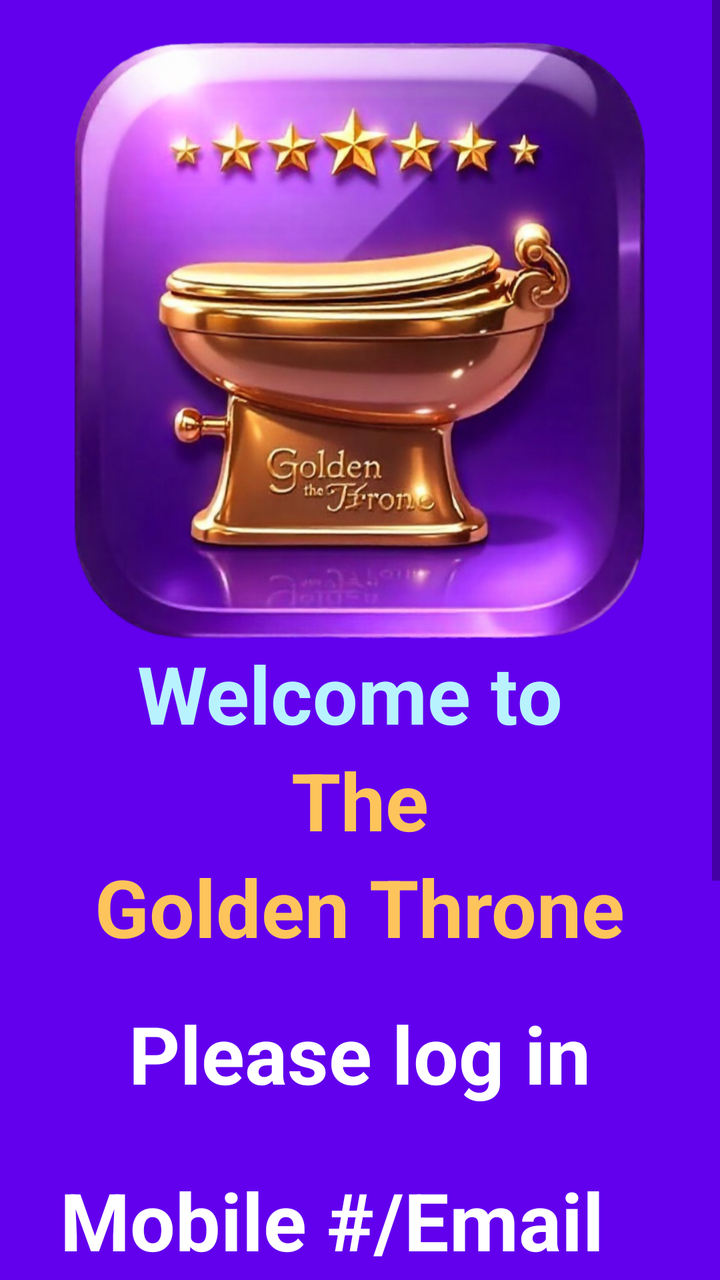
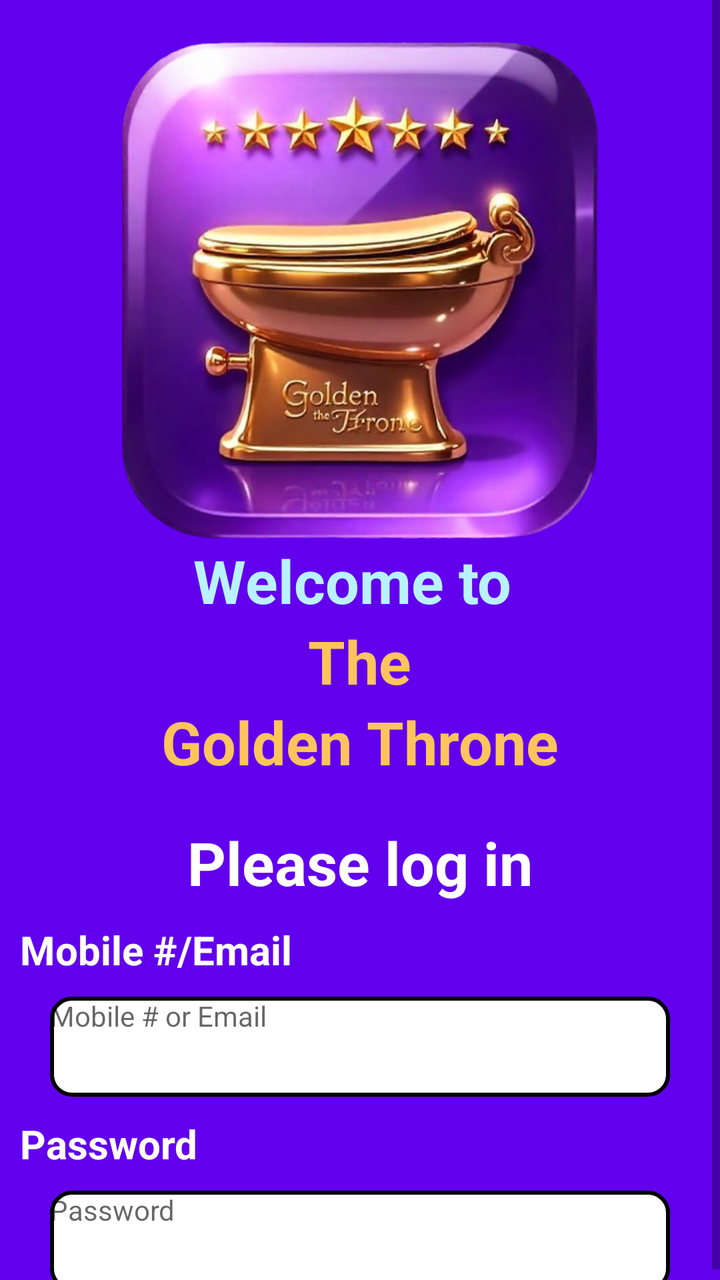

The first picture is an Android layout as it rendered before a commit; the second is the same layout after the commit. The layout source and the unified diff follow.
<!-- AndroidManifest.xml: application theme Theme.LoginApp -->
<!-- res/layout/activity_login.xml -->
<?xml version="1.0" encoding="utf-8"?>
<LinearLayout xmlns:android="http://schemas.android.com/apk/res/android"
    xmlns:app="http://schemas.android.com/apk/res-auto"
    xmlns:tools="http://schemas.android.com/tools"
    android:id="@+id/main"
    android:layout_width="match_parent"
    android:layout_height="match_parent"
    android:orientation="vertical"
    android:background="@color/purple_500"

    tools:context=".LoginActivity">
    <ScrollView
        android:layout_width="match_parent"
        android:layout_height="match_parent">
        <LinearLayout
            android:layout_width="match_parent"
            android:layout_height="match_parent"
            android:orientation="vertical">

            <ImageView
                android:layout_width="300dp"
                android:layout_height="300dp"
                android:layout_gravity="center"
                android:layout_marginTop="20dp"
                android:src="@drawable/gt_logo"
                />

            <LinearLayout
                android:layout_width="match_parent"
                android:layout_height="match_parent"
                android:layout_gravity="center"
                android:orientation="vertical">

                <TextView
                    android:layout_width="wrap_content"
                    android:layout_height="wrap_content"
                    android:layout_gravity="center"
                    android:text="Welcome to "
                    android:textColor="@color/diamond"
                    android:textSize="40sp"
                    android:textStyle="bold" />

            </LinearLayout>
            <TextView
                android:layout_width="wrap_content"
                android:layout_height="wrap_content"
                android:layout_gravity="center"
                android:text="The"
                android:textSize="40sp"
                android:textStyle="bold"
                android:textColor="@color/gold"/>

            <TextView
                android:layout_width="wrap_content"
                android:layout_height="wrap_content"
                android:layout_gravity="center"
                android:text="Golden Throne"
                android:textSize="40sp"
                android:textStyle="bold"
                android:textColor="@color/gold"/>
            
            <TextView
                android:layout_marginTop="20dp"
                android:layout_width="wrap_content"
                android:layout_height="wrap_content"
                android:layout_gravity="center"
                android:text="Please log in"
                android:textSize="40sp"
                android:textStyle="bold"
                android:textColor="@color/white"/>

            <TextView
                android:layout_margin="30dp"
                android:layout_width="match_parent"
                android:layout_height="wrap_content"
                android:layout_gravity="start"
                android:text="Mobile #/Email"
                android:textSize="40sp"
                android:textStyle="bold"
                android:textColor="@color/white"/>
                <EditText
                    android:id="@+id/editText"
                    android:layout_marginStart="25dp"
                    android:layout_marginEnd="25dp"
                    android:minHeight="75dp"
                    android:layout_width="match_parent"
                    android:layout_height="wrap_content"
                    android:background="@drawable/input_field"
                    android:hint="Mobile # or Email"/>

            <TextView
                android:layout_margin="30dp"
                android:layout_width="match_parent"
                android:layout_height="wrap_content"
                android:layout_gravity="start"
                android:text="Password"
                android:textSize="40sp"
                android:textStyle="bold"
                android:textColor="@color/white"/>
                <EditText
                    android:id="@+id/editText"
                    android:layout_marginStart="25dp"
                    android:layout_marginEnd="25dp"
                    android:minHeight="75dp"
                    android:layout_width="match_parent"
                    android:layout_height="wrap_content"
                    android:background="@drawable/input_field"
                    android:inputType="textPassword"
                    android:hint="Password"/>


        </LinearLayout>
    </ScrollView>

</LinearLayout>
<!-- resources referenced by this layout -->
<resources>
  <color name="diamond">#B9F2FF</color>
  <color name="gold">#FDC45B</color>
  <color name="purple_500">#FF6200EE</color>
  <color name="white">#FFFFFFFF</color>
  <!-- drawable gt_logo: png bitmap (drawable, 1007995 bytes) -->
  <!-- drawable input_field (drawable) -->
  <?xml version="1.0" encoding="utf-8"?>
  <shape xmlns:android="http://schemas.android.com/apk/res/android"
      android:shape="rectangle">
  
      <stroke android:width="2dp"
          android:color="@color/black"/>
      <solid android:color="@color/white"/>
      <corners android:radius="10dp"/>
  </shape>
  <style name="Theme.LoginApp" parent="android:Theme.Material.Light.NoActionBar" />
  <color name="black">#FF000000</color>
</resources>

<!-- the commit's change to res/layout/activity_login.xml (unified diff, before → after) -->
@@ -18,8 +18,8 @@
             android:orientation="vertical">
 
             <ImageView
-                android:layout_width="300dp"
-                android:layout_height="300dp"
+                android:layout_width="250dp"
+                android:layout_height="250dp"
                 android:layout_gravity="center"
                 android:layout_marginTop="20dp"
                 android:src="@drawable/gt_logo"
@@ -37,7 +37,7 @@
                     android:layout_gravity="center"
                     android:text="Welcome to "
                     android:textColor="@color/diamond"
-                    android:textSize="40sp"
+                    android:textSize="30sp"
                     android:textStyle="bold" />
 
             </LinearLayout>
@@ -46,7 +46,7 @@
                 android:layout_height="wrap_content"
                 android:layout_gravity="center"
                 android:text="The"
-                android:textSize="40sp"
+                android:textSize="30sp"
                 android:textStyle="bold"
                 android:textColor="@color/gold"/>
 
@@ -55,7 +55,7 @@
                 android:layout_height="wrap_content"
                 android:layout_gravity="center"
                 android:text="Golden Throne"
-                android:textSize="40sp"
+                android:textSize="30sp"
                 android:textStyle="bold"
                 android:textColor="@color/gold"/>
             
@@ -65,43 +65,43 @@
                 android:layout_height="wrap_content"
                 android:layout_gravity="center"
                 android:text="Please log in"
-                android:textSize="40sp"
+                android:textSize="30sp"
                 android:textStyle="bold"
                 android:textColor="@color/white"/>
 
             <TextView
-                android:layout_margin="30dp"
+                android:layout_margin="10dp"
                 android:layout_width="match_parent"
                 android:layout_height="wrap_content"
                 android:layout_gravity="start"
                 android:text="Mobile #/Email"
-                android:textSize="40sp"
+                android:textSize="20sp"
                 android:textStyle="bold"
                 android:textColor="@color/white"/>
                 <EditText
                     android:id="@+id/editText"
                     android:layout_marginStart="25dp"
                     android:layout_marginEnd="25dp"
-                    android:minHeight="75dp"
+                    android:minHeight="50dp"
                     android:layout_width="match_parent"
                     android:layout_height="wrap_content"
                     android:background="@drawable/input_field"
                     android:hint="Mobile # or Email"/>
 
             <TextView
-                android:layout_margin="30dp"
+                android:layout_margin="10dp"
                 android:layout_width="match_parent"
                 android:layout_height="wrap_content"
                 android:layout_gravity="start"
                 android:text="Password"
-                android:textSize="40sp"
+                android:textSize="20sp"
                 android:textStyle="bold"
                 android:textColor="@color/white"/>
                 <EditText
                     android:id="@+id/editText"
                     android:layout_marginStart="25dp"
                     android:layout_marginEnd="25dp"
-                    android:minHeight="75dp"
+                    android:minHeight="50dp"
                     android:layout_width="match_parent"
                     android:layout_height="wrap_content"
                     android:background="@drawable/input_field"
